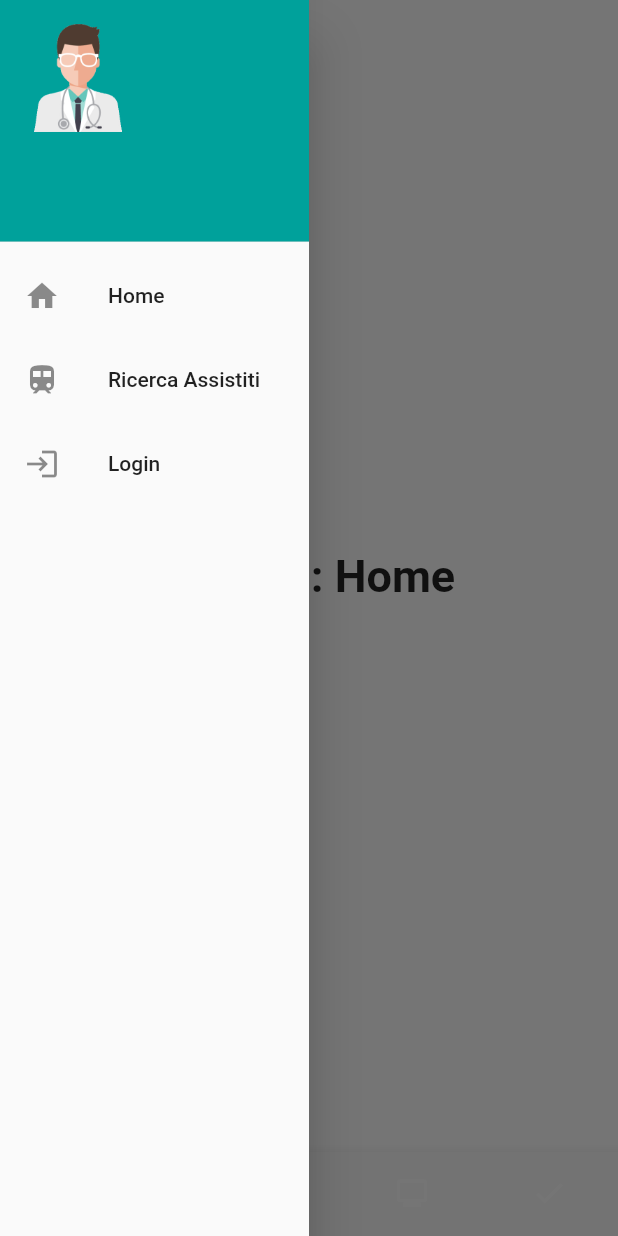
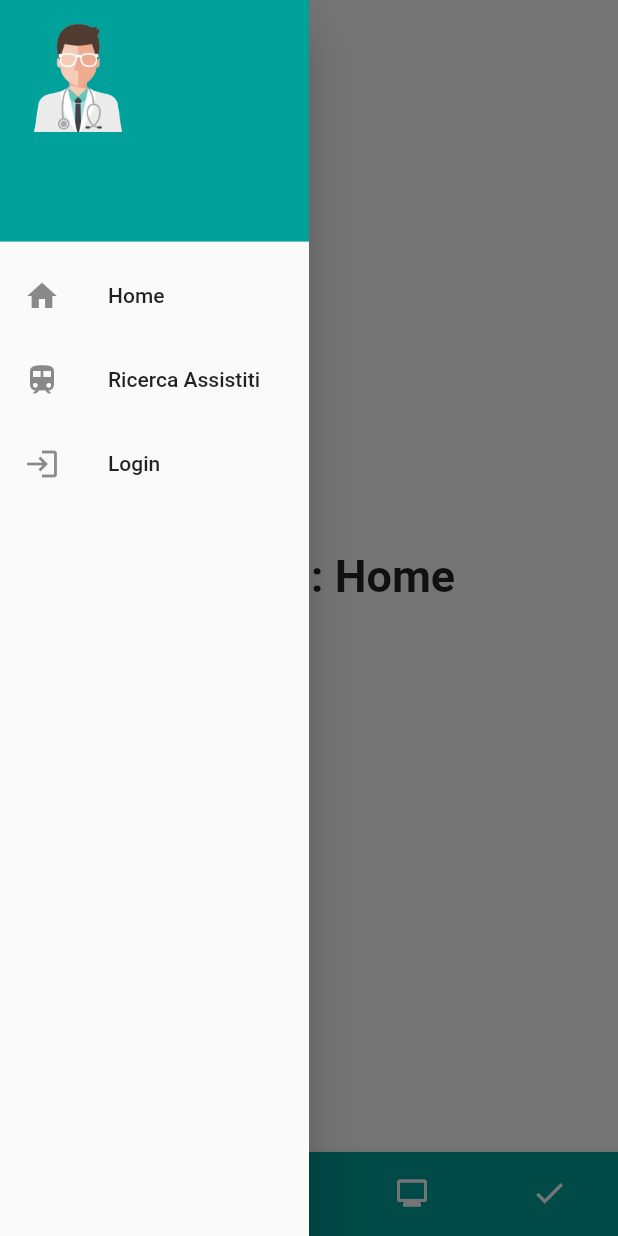
Before and after one commit to maxdevis/resettami, a Flutter app: the anamnesiScreen screen opened directly, with the side drawer open, on a phone screen of 412 x 824 dp. Run offline on Flutter 3.47's test engine with Material 2 defaults, Android fonts, the phone set to English and light mode, and no system bars; our stand-ins replace device_preview, fl_chart, flutter_easyloading, flutter_secure_storage, flutter_svg, font_awesome_flutter and 1 more; accounts and stored records are empty; statements that could not run were skipped.

Commit message:
fine modfiche

```diff
--- a/lib/Screens/assistiti/Anamnesi/main.dart
+++ b/lib/Screens/assistiti/Anamnesi/main.dart
@@ -8,12 +8,10 @@ class anamnesiScreen extends StatefulWidget {
   const anamnesiScreen({super.key});
 
   @override
-  State<anamnesiScreen> createState() =>
-      _anamensiState();
+  State<anamnesiScreen> createState() => _anamensiState();
 }
 
-class _anamensiState
-    extends State<anamnesiScreen> {
+class _anamensiState extends State<anamnesiScreen> {
   int _selectedIndex = 0;
   static const TextStyle optionStyle =
       TextStyle(fontSize: 30, fontWeight: FontWeight.bold);
@@ -47,7 +45,14 @@ class _anamensiState
         body: Center(
           child: _widgetOptions.elementAt(_selectedIndex),
         ),
-      bottomNavigationBar: BottomNavigationBar(
+        bottomNavigationBar: Theme(
+          data: Theme.of(context).copyWith(
+            // sets the background color of the `BottomNavigationBar`
+            canvasColor: const Color(0xFF00A19B),
+            // sets the active color of the `BottomNavigationBar` if `Brightness` is light
+            primaryColor: Colors.white,
+          ),
+          child: BottomNavigationBar(
             items: const <BottomNavigationBarItem>[
               BottomNavigationBarItem(
                 icon: Icon(Icons.home),
@@ -67,9 +72,8 @@ class _anamensiState
               ),
             ],
             currentIndex: _selectedIndex,
-        selectedItemColor: Colors.amber[800],
             onTap: _onItemTapped,
           ),
-    );
+        ));
   }
 }
--- a/lib/main.dart
+++ b/lib/main.dart
@@ -2,6 +2,7 @@ import 'package:flutter/foundation.dart';
 import 'package:flutter/material.dart';
 import 'package:device_preview/device_preview.dart';
 import 'package:resettami_app/Screens/Home.dart';
+import 'package:resettami_app/Screens/assistiti/Anamnesi/main.dart';
 import 'package:resettami_app/Screens/assistiti/search.dart';
 import 'package:resettami_app/Screens/Splash.dart';
 import 'package:resettami_app/Screens/assistiti/searchList.dart';
@@ -28,7 +29,7 @@ class MyApp extends StatelessWidget {
       theme: ThemeData.light(),
       darkTheme: ThemeData.dark(),
       navigatorKey: navigatorKey,
-      home: const SplashScreen(),
+      home: const anamnesiScreen(),
       debugShowCheckedModeBanner: false,
       initialRoute: '/',
       builder: EasyLoading.init(),
```
Lines whose indentation alone changed are shown as unchanged.
